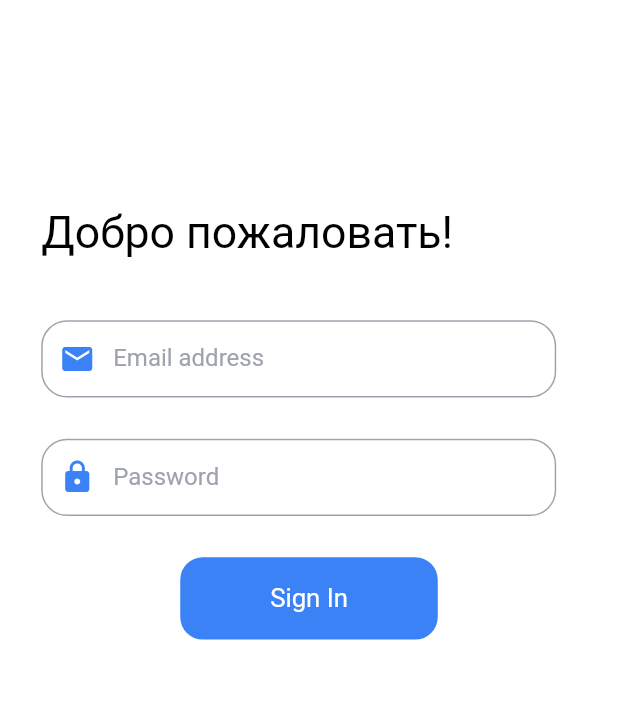
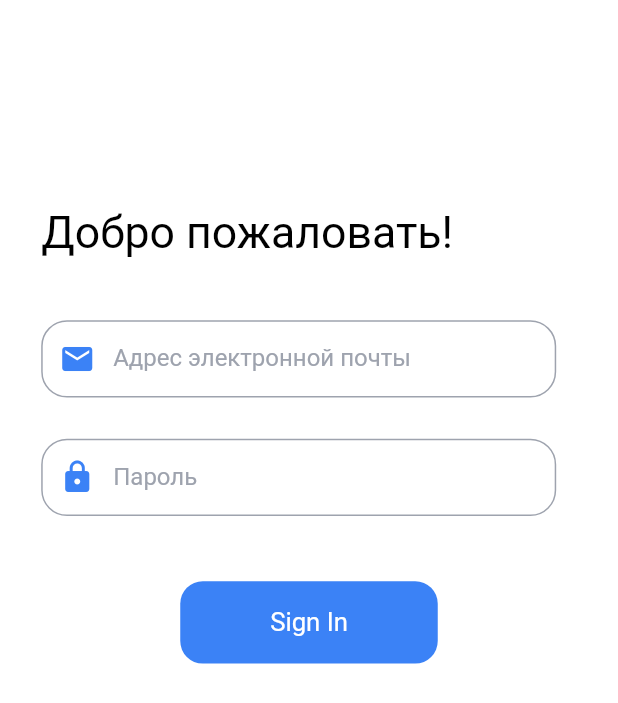
Before and after one commit to MobyteDev/mobyte_scbteamchallenge, a Flutter app: the screen it shows after launch, on a phone screen of 412 x 824 dp. Shown: the top 703 px of the screen. Run offline on Flutter 3.47's test engine with Material 2 defaults, Android fonts, the phone set to English and light mode, and no system bars; our stand-ins replace auto_route, dio, fl_chart, flutter_bloc, flutter_screenutil, get and 4 more; missing offline and left inert: calendar_calendar, flutter_share; generated files the repository leaves out were written again; Roboto replaces fonts that are missing (Gilroy_Bold, Gilroy_Medium).

```diff
--- /dev/null
+++ b/lib/cubit/auth_state.dart
@@ -0,0 +1,11 @@
+part of 'auth_cubit.dart';
+
+abstract class AuthState {}
+
+class AuthInitial extends AuthState {}
+
+class AuthSuccess extends AuthState {}
+
+class AuthInProgress extends AuthState {}
+
+class AuthError extends AuthState {}
--- a/lib/main.dart
+++ b/lib/main.dart
@@ -1,10 +1,13 @@
 import 'package:flutter/material.dart';
 import 'package:flutter_screenutil/flutter_screenutil.dart';
+import 'package:mobyte_scbteamchallenge/cubit/auth_cubit.dart';
 import 'package:mobyte_scbteamchallenge/di/locator.dart';
+import 'package:mobyte_scbteamchallenge/domain/auth_service.dart';
 import 'package:mobyte_scbteamchallenge/navigation/auto_router.gr.dart';
 import 'package:mobyte_scbteamchallenge/presentation/pages/Auth/login.dart';
 import 'package:mobyte_scbteamchallenge/presentation/pages/auth/signup.dart';
 import 'package:mobyte_scbteamchallenge/utils/app_colors.dart';
+import 'package:flutter_bloc/flutter_bloc.dart';
 import 'package:mobyte_scbteamchallenge/utils/notifier_color.dart';
 import 'package:provider/provider.dart';
 
@@ -17,6 +20,7 @@ void main() async {
 class MyApp extends StatelessWidget {
   MyApp({super.key});
 
+  final AuthService _authService = AuthService();
   final _appRouter = AppRouter();
 
   @override
@@ -46,8 +50,11 @@ class MyApp extends StatelessWidget {
                   routeInformationParser: _appRouter.defaultRouteParser(),
                 ),
                 */
-                child: MaterialApp(
-                  home: Login(),
+                child: BlocProvider<AuthCubit>(
+                  create: (context) => AuthCubit(_authService),
+                  child: MaterialApp(
+                    home: Login(),
+                  ),
                 ),
               );
             },
--- a/lib/presentation/pages/auth/login.dart
+++ b/lib/presentation/pages/auth/login.dart
@@ -1,23 +1,27 @@
 import 'package:flutter/material.dart';
 import 'package:flutter_screenutil/flutter_screenutil.dart';
 import 'package:get/get.dart';
+import 'package:mobyte_scbteamchallenge/cubit/auth_cubit.dart';
 import 'package:mobyte_scbteamchallenge/presentation/pages/auth/phone_num_reset_password.dart';
 import 'package:mobyte_scbteamchallenge/presentation/pages/auth/signup.dart';
 import 'package:mobyte_scbteamchallenge/presentation/pages/common_widgets/button.dart';
 import 'package:mobyte_scbteamchallenge/presentation/pages/common_widgets/castom_textfield.dart';
 import 'package:mobyte_scbteamchallenge/presentation/pages/common_widgets/custom_appbar.dart';
 import 'package:mobyte_scbteamchallenge/utils/enstring.dart';
+import 'package:flutter_bloc/flutter_bloc.dart';
 import 'package:mobyte_scbteamchallenge/utils/notifier_color.dart';
 import 'package:mobyte_scbteamchallenge/utils/sizes.dart';
 
 class Login extends StatefulWidget {
   const Login({Key? key}) : super(key: key);
-
   @override
   State<Login> createState() => _LoginState();
 }
 
 class _LoginState extends State<Login> {
+  TextEditingController _loginController = TextEditingController();
+  TextEditingController _passwordController = TextEditingController();
+
   @override
   Widget build(BuildContext context) {
     height = MediaQuery.of(context).size.height;
@@ -49,15 +53,9 @@ class _LoginState extends State<Login> {
                             fontSize: 26.sp,
                             fontFamily: 'Gilroy_Bold'),
                       ),
-                      // SizedBox(height: height / 40),
-                      // Text(
-                      //   LanguageEn.youhavebeenmissed,
-                      //   style: TextStyle(
-                      //       fontSize: 16.sp, color: context.colors.grey),
-                      // ),
                       SizedBox(height: height / 20),
                       Customtextfild.textField(
-                        labletext: LanguageEn.emailadress,
+                        labletext: 'Адрес электронной почты',
                         focuscolor: context.colors.blue,
                         preicon: Icons.email,
                         lablecolor: context.colors.grey,
@@ -66,10 +64,11 @@ class _LoginState extends State<Login> {
                         bordercolor: context.colors.grey,
                         h: 45.sp,
                         w: 300.sp,
+                        controller: _loginController,
                       ),
                       SizedBox(height: height / 30),
                       Customtextfild.textField(
-                        labletext: LanguageEn.password,
+                        labletext: 'Пароль',
                         focuscolor: context.colors.blue,
                         preicon: Icons.lock,
                         lablecolor: context.colors.grey,
@@ -78,136 +77,50 @@ class _LoginState extends State<Login> {
                         bordercolor: context.colors.grey,
                         h: 45.sp,
                         w: 300.sp,
+                        controller: _passwordController,
                       ),
                       SizedBox(height: height / 30),
                     ],
                   ),
                 ],
               ),
-              // Row(
-              //   mainAxisAlignment: MainAxisAlignment.end,
-              //   children: [
-              //     GestureDetector(
-              //       onTap: () {
-              //         Get.to(
-              //           const PhoneNumResetPassword(),
-              //         );
-              //       },
-              //       child: Text(
-              //         LanguageEn.forgotpassword,
-              //         style: TextStyle(
-              //             color: context.colors.blue,
-              //             fontSize: 13.5.sp,
-              //             fontFamily: 'Gilroy_Medium'),
-              //       ),
-              //     ),
-              //     SizedBox(width: width / 10),
-              //   ],
-              // ),
-              // SizedBox(height: height / 30),
+              BlocConsumer<AuthCubit, AuthState>(
+                listener: (context, state) {
+                  if (state is AuthSuccess) {
+                    // TODO Прописать переход!!
+                  }
+                },
+                builder: (context, state) {
+                  if (state is AuthError) {
+                    return const Text(
+                      'Неправильный логин или пароль',
+                      style: TextStyle(fontSize: 17, color: Colors.red),
+                    );
+                  } else if (state is AuthInProgress) {
+                    return const CircularProgressIndicator(color: Colors.blue);
+                  } else {
+                    return const Text('');
+                  }
+                },
+              ),
               GestureDetector(
+                onTap: () {},
+                child: GestureDetector(
                   onTap: () {
-                  // Navigator.push(
-                  //   context,
-                  //   MaterialPageRoute(
-                  //     builder: (context) => const BottomHome(),
-                  //   ),
-                  // );
+                    final _login = _loginController.text;
+                    final _password = _passwordController.text;
+                    context.read<AuthCubit>().login(_login, _password);
                   },
                   child: Button(
                       buttonText: LanguageEn.signin,
                       buttonTextColor: context.colors.white,
                       colorButton: context.colors.blue),
                 ),
-              // SizedBox(height: height / 40),
-              // Row(
-              //   children: <Widget>[
-              //     Expanded(
-              //       child: Container(
-              //         margin: const EdgeInsets.only(left: 27.0, right: 27.0),
-              //         child: Divider(
-              //           color: context.colors.grey,
-              //           height: 50,
-              //         ),
-              //       ),
-              //     ),
-              //     Text(
-              //       LanguageEn.oR,
-              //       style: TextStyle(
-              //         color: context.colors.grey,
-              //       ),
-              //     ),
-              //     Expanded(
-              //       child: Container(
-              //         margin: const EdgeInsets.only(left: 27.0, right: 27.0),
-              //         child: Divider(
-              //           color: context.colors.grey,
-              //           height: 50,
-              //         ),
-              //       ),
-              //     ),
-              //   ],
-              // ),
-              // SizedBox(height: height / 50),
-              // googlelogin(),
-              // SizedBox(height: height / 6.5),
-              // Row(
-              //   mainAxisAlignment: MainAxisAlignment.center,
-              //   children: [
-              //     Text(
-              //       LanguageEn.donthaveanaccount,
-              //       style: TextStyle(
-              //           color: context.colors.grey,
-              //           fontSize: 15.sp,
-              //           fontFamily: 'Gilroy_Medium'),
-              //     ),
-              //     GestureDetector(
-              //       onTap: () {
-              //         Get.to(const SignUp());
-              //       },
-              //       child: Text(
-              //         LanguageEn.signup,
-              //         style: TextStyle(
-              //             color: context.colors.blue,
-              //             fontSize: 15.sp,
-              //             fontFamily: 'Gilroy_Bold'),
-              //       ),
-              //     ),
-              //   ],
-              // )
+              ),
             ],
           ),
         ),
       ),
     );
   }
-
-  Widget googlelogin() {
-    return Center(
-      child: Container(
-        height: height / 15,
-        width: width / 1.1,
-        decoration: BoxDecoration(
-          borderRadius: BorderRadius.all(
-            Radius.circular(15.sp),
-          ),
-          border: Border.all(color: context.colors.grey),
-        ),
-        child: Row(
-          mainAxisAlignment: MainAxisAlignment.center,
-          children: [
-            Image.asset("assets/images/google.png", height: height / 25),
-            SizedBox(width: width / 25),
-            Text(
-              LanguageEn.continuewithgoogle,
-              style: TextStyle(
-                  color: context.colors.black,
-                  fontSize: 15.sp,
-                  fontFamily: 'Gilroy_Bold'),
-            ),
-          ],
-        ),
-      ),
-    );
 }
-}
--- a/lib/presentation/pages/common_widgets/castom_textfield.dart
+++ b/lib/presentation/pages/common_widgets/castom_textfield.dart
@@ -12,6 +12,7 @@ class Customtextfild {
     bordercolor,
     h,
     w,
+    controller,
   }) {
     return ScreenUtilInit(
       builder: (_, __) => Container(
@@ -19,6 +20,7 @@ class Customtextfild {
         height: h,
         width: w,
         child: TextField(
+          controller: controller,
           style: TextStyle(color: textcolor),
           onChanged: (value) {},
           // obscureText: hidePassword, //show/hide password
--- /dev/null
+++ b/lib/utils/models/auth_model.dart
@@ -0,0 +1,6 @@
+class AuthorisationModel {
+  final String token;
+  final String type;
+
+  AuthorisationModel(this.token, this.type);
+}
--- a/pubspec.yaml
+++ b/pubspec.yaml
@@ -66,6 +66,10 @@ dependencies:
   get_storage: ^2.0.3
   flutter_launcher_icons: ^0.9.2
   calendar_calendar: ^1.0.0
+  dio: ^4.0.6
+  pretty_dio_logger: ^1.1.1
+  retrofit: ^3.0.1+1
+  flutter_bloc: ^8.1.1
 
 
 dev_dependencies:
```
Also changed, not shown: lib/domain/auth_service.dart (added, +40 -0 lines). Lines whose indentation alone changed are shown as unchanged.
